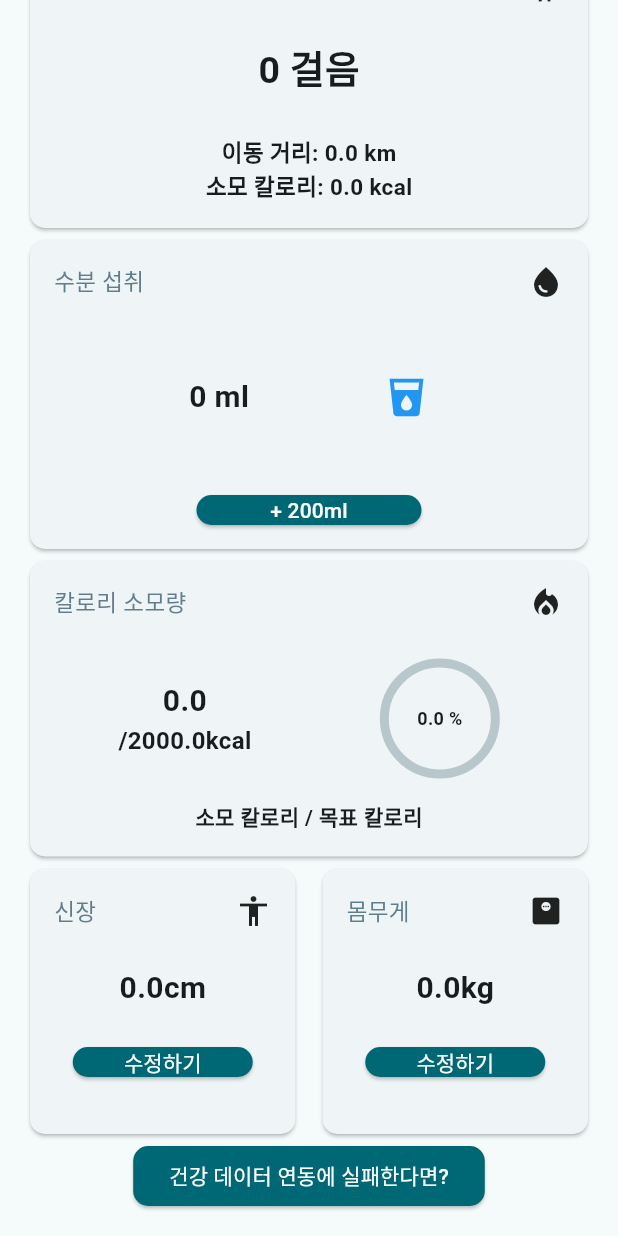
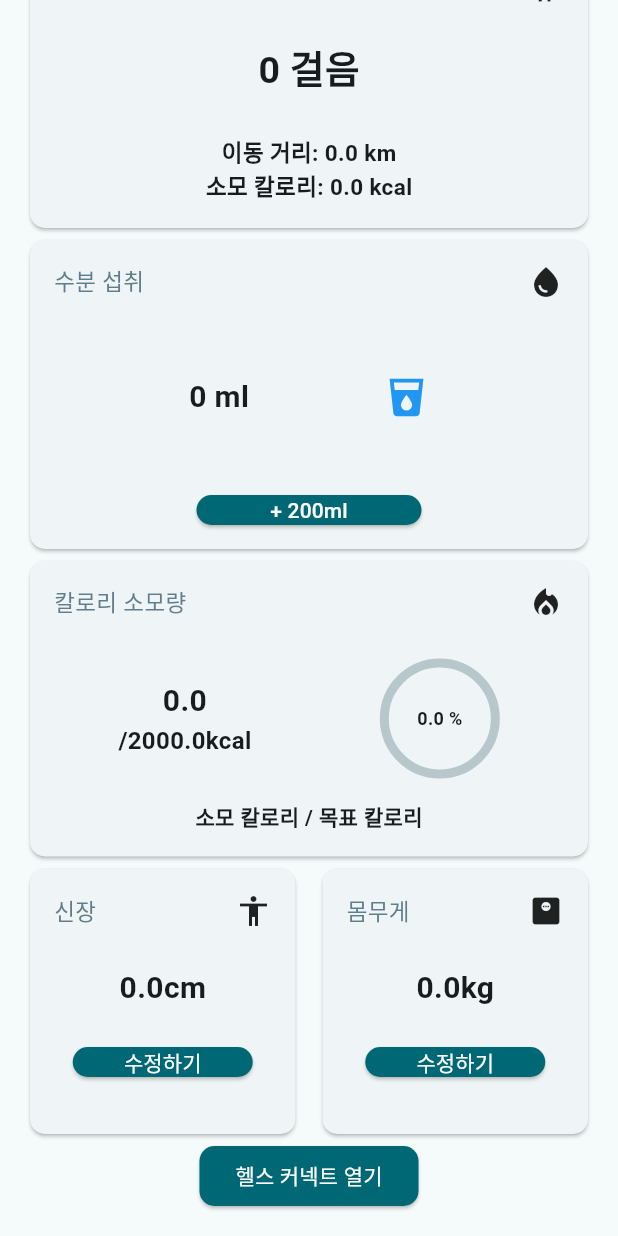
Before and after one commit to suhunPark38/bodyguard, a Flutter app: the ActivityPage widget shown alone on an empty page, opened directly, scrolled down 106 dp, on a phone screen of 412 x 824 dp. Run offline on Flutter 3.47's test engine with Material 3 defaults, Android fonts, the phone set to English and light mode, and no system bars; drawn by our look-alikes of auto_size_text, percent_indicator; our stand-ins replace carousel_slider, cloud_firestore, drift, firebase_auth, firebase_core, fl_chart and 5 more; missing offline and left inert: carp_serializable, flutter_naver_map, health; accounts and stored records are empty; generated files the repository leaves out were written again; Roboto replaces fonts that are missing (Pretendard); statements that could not run were skipped.

Commit message:
활동 페이지 헬스 커넥트 버튼 수정 (안드로이드에서만 보이게)

```diff
--- a/lib/screens/activity_page/activity_page.dart
+++ b/lib/screens/activity_page/activity_page.dart
@@ -1,3 +1,5 @@
+import 'dart:io';
+
 import 'package:bodyguard/providers/health_data_provider.dart';
 import 'package:bodyguard/screens/activity_page/widgets/body_info_widget.dart';
 import 'package:bodyguard/screens/activity_page/widgets/calorie_widget.dart';
@@ -5,8 +7,8 @@ import 'package:bodyguard/screens/activity_page/widgets/date_widget.dart';
 import 'package:bodyguard/screens/activity_page/widgets/steps_widget.dart';
 import 'package:bodyguard/screens/activity_page/widgets/water_widget.dart';
 import 'package:bodyguard/widgets/custom_button.dart';
-import 'package:bodyguard/widgets/explain_use_health.dart';
 import 'package:flutter/material.dart';
+import 'package:health/health.dart';
 import 'package:provider/provider.dart';
 
 
@@ -34,12 +36,13 @@ class _ActivityPageState extends State<ActivityPage> {
                   WaterWidget(water: provider.water),
                   CalorieWidget(targetCalories: 2000, burnedCalories: provider.totalCalorie),
                   BodyInfoWidget(height: provider.height, weight: provider.weight),
-                  CustomButton(
-                    onPressed: () {  Navigator.push(
-                      context,
-                      MaterialPageRoute(builder: (context) => ExplainUseHealth()), // ImageStepper 페이지로 이동
-                    );}, text: const Text('건강 데이터 연동에 실패한다면?'),
-                  ),
+
+                  if(Platform.isAndroid) // 헬스 커넥트는 안드로이드에서만 실행 가능하다.
+                    CustomButton(
+                      onPressed: () {
+                        Health().installHealthConnect();
+                      }, text: const Text('헬스 커넥트 열기'),
+                    ),
                 ]),
 
           )
```
